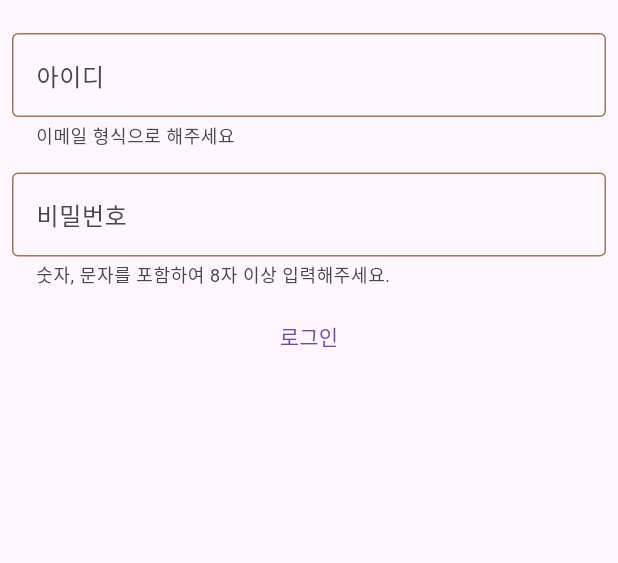
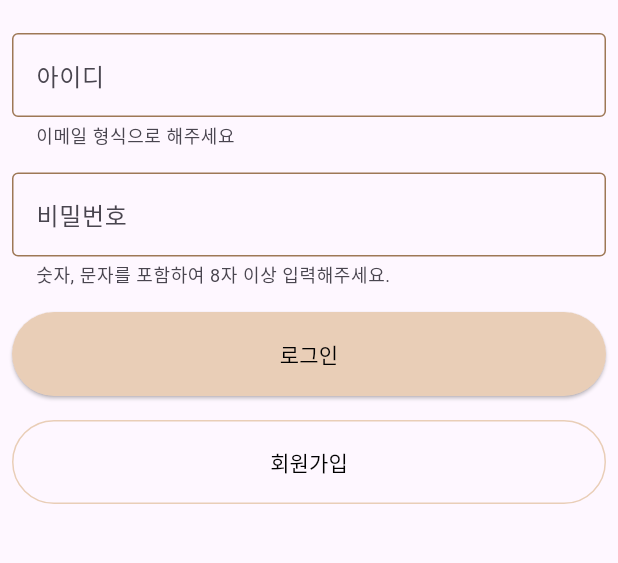
Before and after one commit to zeesooho/widget_test, a Flutter app: the screen it shows after launch, on a phone screen of 412 x 824 dp, the part 63-626 px from its top. Run offline on Flutter 3.47's test engine with Material 3 defaults, Android fonts, the phone set to English and light mode, and no system bars.

Commit message:
add signup button

```diff
--- a/lib/login/login_widget.dart
+++ b/lib/login/login_widget.dart
@@ -1,10 +1,14 @@
-// ignore_for_file: public_member_api_docs, sort_constructors_first
 import 'package:flutter/material.dart';
 
 class LoginWidget extends StatefulWidget {
-  final Function(String, String) onSubmit;
+  final Function(String, String) signIn;
+  final Function() signUp;
 
-  const LoginWidget({super.key, required this.onSubmit});
+  const LoginWidget({
+    super.key,
+    required this.signIn,
+    required this.signUp,
+  });
 
   @override
   State<LoginWidget> createState() => _LoginWidgetState();
@@ -33,12 +37,75 @@ class _LoginWidgetState extends State<LoginWidget> {
             isPw: true,
             controller: pwController,
           ),
-          TextButton(
-            onPressed: () => widget.onSubmit(idController.text, pwController.text),
-            style: const ButtonStyle(padding: MaterialStatePropertyAll(EdgeInsets.only(left: 28, right: 28, top: 14, bottom: 14))),
-            child: const Text("로그인"),
+          SignInButton(signIn: widget.signIn, idController: idController, pwController: pwController),
+          SignUpButton(signUp: widget.signUp),
+        ],
+      ),
+    );
+  }
+}
+
+class SignInButton extends StatelessWidget {
+  const SignInButton({
+    super.key,
+    required this.signIn,
+    required this.idController,
+    required this.pwController,
+  });
+
+  final Function(String, String) signIn;
+  final TextEditingController idController;
+  final TextEditingController pwController;
+
+  @override
+  Widget build(BuildContext context) {
+    return Padding(
+      padding: const EdgeInsets.all(8.0),
+      child: SizedBox(
+        width: double.infinity,
+        child: ElevatedButton(
+          onPressed: () => signIn(idController.text, pwController.text),
+          style: ElevatedButton.styleFrom(
+            padding: const EdgeInsets.all(18),
+            backgroundColor: const Color.fromARGB(0xFF, 0xE9, 0xCE, 0xB7),
           ),
-        ],
+          child: const Text(
+            "로그인",
+            style: TextStyle(color: Colors.black),
+          ),
+        ),
+      ),
+    );
+  }
+}
+
+class SignUpButton extends StatelessWidget {
+  const SignUpButton({
+    super.key,
+    required this.signUp,
+  });
+
+  final Function() signUp;
+
+  @override
+  Widget build(BuildContext context) {
+    return Padding(
+      padding: const EdgeInsets.all(8.0),
+      child: SizedBox(
+        width: double.infinity,
+        child: OutlinedButton(
+          onPressed: signUp,
+          style: OutlinedButton.styleFrom(
+            padding: const EdgeInsets.all(18),
+            side: const BorderSide(
+              color: Color.fromARGB(0xFF, 0xE9, 0xCE, 0xB7),
+            ),
+          ),
+          child: const Text(
+            "회원가입",
+            style: TextStyle(color: Colors.black),
+          ),
+        ),
       ),
     );
   }
@@ -87,18 +154,20 @@ class _CommonTextFieldState extends State<CommonTextField> {
             mainAxisAlignment: MainAxisAlignment.spaceBetween,
             mainAxisSize: MainAxisSize.min,
             children: [
-              widget.controller.text.isNotEmpty && widget.isPw
-                  ? IconButton(
-                      onPressed: () => setState(() => _isHide = !_isHide),
-                      icon: const Icon(Icons.visibility),
-                    )
-                  : Container(),
-              widget.controller.text.isNotEmpty
-                  ? IconButton(
-                      icon: const Icon(Icons.clear),
-                      onPressed: () => setState(() => widget.controller.clear()),
-                    )
-                  : Container(),
+              Visibility(
+                visible: widget.controller.text.isNotEmpty && widget.isPw,
+                child: IconButton(
+                  onPressed: () => setState(() => _isHide = !_isHide),
+                  icon: const Icon(Icons.visibility),
+                ),
+              ),
+              Visibility(
+                visible: widget.controller.text.isNotEmpty,
+                child: IconButton(
+                  icon: const Icon(Icons.clear),
+                  onPressed: () => setState(() => widget.controller.clear()),
+                ),
+              ),
             ],
           ),
         ),
--- a/lib/main.dart
+++ b/lib/main.dart
@@ -1,5 +1,6 @@
 import 'package:flutter/material.dart';
 import 'package:widget_test/login/login_widget.dart';
+import 'package:widget_test/profile/profile_screen.dart';
 
 void main() {
   runApp(const MyApp());
@@ -20,9 +21,8 @@ class MyApp extends StatelessWidget {
           title: const Text("DongAJul Widget Test"),
         ),
         body: LoginWidget(
-          onSubmit: (id, pw) {
-            print("id: $id, pw: $pw");
-          },
+          signIn: (id, pw) => print("id: $id, pw: "),
+          signUp: () => print("signUP"),
         ),
       ),
     );
```
